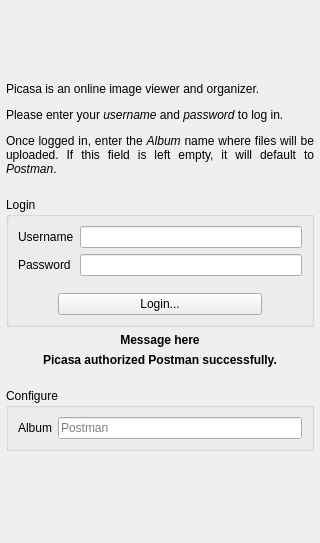
First picture: the form in data/ui/PicasaConfigWidget.ui, repository eugenesan/postman, before the edit.
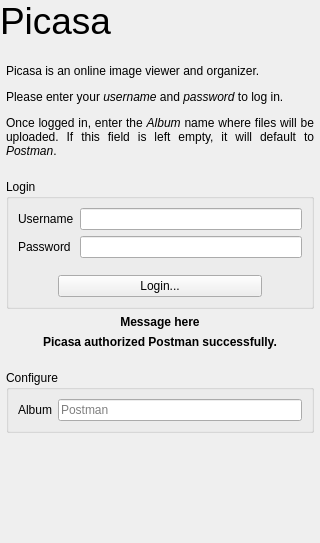
Second picture: the form after the edit. Icons and pictures are not drawn.

Patch:
```diff
--- a/data/ui/PicasaConfigWidget.ui
+++ b/data/ui/PicasaConfigWidget.ui
@@ -30,29 +30,33 @@
     <number>0</number>
    </property>
    <item>
-    <widget class="QFrame" name="frame">
-     <property name="minimumSize">
-      <size>
-       <width>0</width>
-       <height>70</height>
-      </size>
+    <widget class="QLabel" name="label_5">
+     <property name="font">
+      <font>
+       <pointsize>28</pointsize>
+      </font>
      </property>
-     <property name="maximumSize">
-      <size>
-       <width>16777215</width>
-       <height>70</height>
-      </size>
-     </property>
-     <property name="styleSheet">
-      <string notr="true">QFrame {
-	background-image: url(/opt/extras.ubuntu.com/postman/share/postman/media/picasaLogo.png);
-	background-repeat: none;
-	background-origin: border-box;
-	background-position: left center
-}</string>
+     <property name="text">
+      <string>Picasa</string>
      </property>
     </widget>
    </item>
+   <item>
+    <spacer name="verticalSpacer_5">
+     <property name="orientation">
+      <enum>Qt::Vertical</enum>
+     </property>
+     <property name="sizeType">
+      <enum>QSizePolicy::Fixed</enum>
+     </property>
+     <property name="sizeHint" stdset="0">
+      <size>
+       <width>20</width>
+       <height>10</height>
+      </size>
+     </property>
+    </spacer>
+   </item>
    <item>
     <layout class="QVBoxLayout" name="verticalLayout_2">
      <property name="leftMargin">
```
